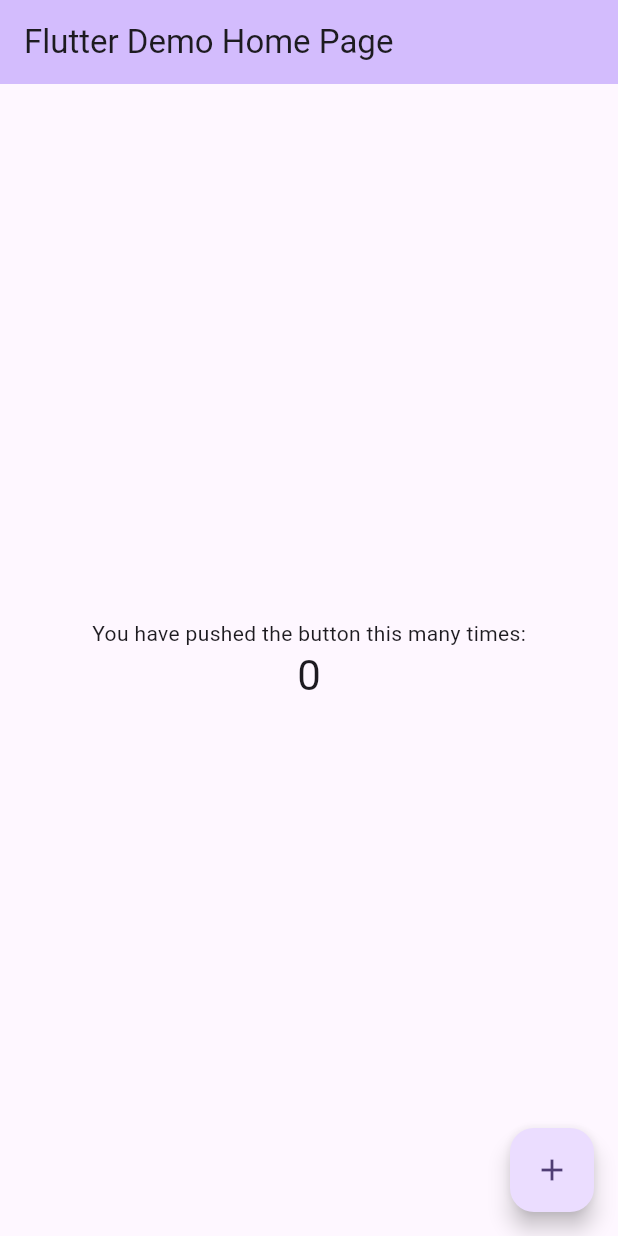
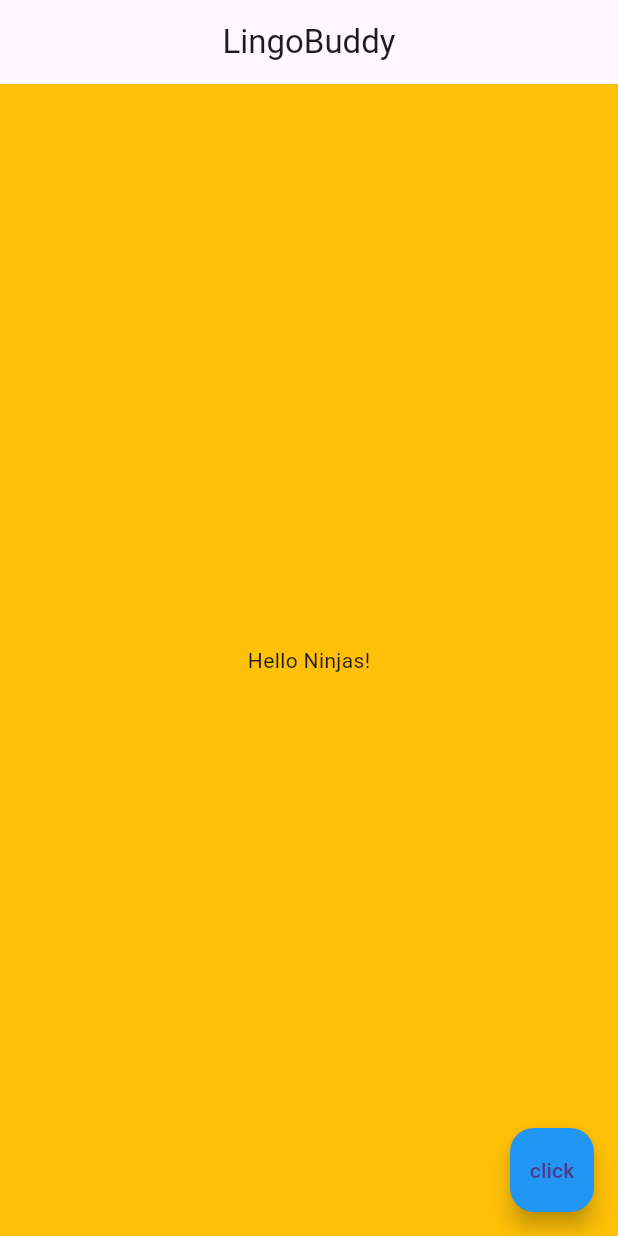
Before and after one commit to Emmanuel-Begati/Lingo-Buddy, a Flutter app: the screen it shows after launch, on a phone screen of 412 x 824 dp. Run offline on Flutter 3.47's test engine with Material 3 defaults, Android fonts, the phone set to English and light mode, and no system bars.

Commit message:
removed the default stuff in the main.dart file

```diff
--- a/lib/main.dart
+++ b/lib/main.dart
@@ -1,125 +1,19 @@
 import 'package:flutter/material.dart';
 
-void main() {
-  runApp(const MyApp());
-}
-
-class MyApp extends StatelessWidget {
-  const MyApp({super.key});
-
-  // This widget is the root of your application.
-  @override
-  Widget build(BuildContext context) {
-    return MaterialApp(
-      title: 'Flutter Demo',
-      theme: ThemeData(
-        // This is the theme of your application.
-        //
-        // TRY THIS: Try running your application with "flutter run". You'll see
-        // the application has a purple toolbar. Then, without quitting the app,
-        // try changing the seedColor in the colorScheme below to Colors.green
-        // and then invoke "hot reload" (save your changes or press the "hot
-        // reload" button in a Flutter-supported IDE, or press "r" if you used
-        // the command line to start the app).
-        //
-        // Notice that the counter didn't reset back to zero; the application
-        // state is not lost during the reload. To reset the state, use hot
-        // restart instead.
-        //
-        // This works for code too, not just values: Most code changes can be
-        // tested with just a hot reload.
-        colorScheme: ColorScheme.fromSeed(seedColor: Colors.deepPurple),
-        useMaterial3: true,
-      ),
-      home: const MyHomePage(title: 'Flutter Demo Home Page'),
-    );
-  }
-}
-
-class MyHomePage extends StatefulWidget {
-  const MyHomePage({super.key, required this.title});
-
-  // This widget is the home page of your application. It is stateful, meaning
-  // that it has a State object (defined below) that contains fields that affect
-  // how it looks.
-
-  // This class is the configuration for the state. It holds the values (in this
-  // case the title) provided by the parent (in this case the App widget) and
-  // used by the build method of the State. Fields in a Widget subclass are
-  // always marked "final".
-
-  final String title;
-
-  @override
-  State<MyHomePage> createState() => _MyHomePageState();
-}
-
-class _MyHomePageState extends State<MyHomePage> {
-  int _counter = 0;
-
-  void _incrementCounter() {
-    setState(() {
-      // This call to setState tells the Flutter framework that something has
-      // changed in this State, which causes it to rerun the build method below
-      // so that the display can reflect the updated values. If we changed
-      // _counter without calling setState(), then the build method would not be
-      // called again, and so nothing would appear to happen.
-      _counter++;
-    });
-  }
-
-  @override
-  Widget build(BuildContext context) {
-    // This method is rerun every time setState is called, for instance as done
-    // by the _incrementCounter method above.
-    //
-    // The Flutter framework has been optimized to make rerunning build methods
-    // fast, so that you can just rebuild anything that needs updating rather
-    // than having to individually change instances of widgets.
-    return Scaffold(
-      appBar: AppBar(
-        // TRY THIS: Try changing the color here to a specific color (to
-        // Colors.amber, perhaps?) and trigger a hot reload to see the AppBar
-        // change color while the other colors stay the same.
-        backgroundColor: Theme.of(context).colorScheme.inversePrimary,
-        // Here we take the value from the MyHomePage object that was created by
-        // the App.build method, and use it to set our appbar title.
-        title: Text(widget.title),
-      ),
-      body: Center(
-        // Center is a layout widget. It takes a single child and positions it
-        // in the middle of the parent.
-        child: Column(
-          // Column is also a layout widget. It takes a list of children and
-          // arranges them vertically. By default, it sizes itself to fit its
-          // children horizontally, and tries to be as tall as its parent.
-          //
-          // Column has various properties to control how it sizes itself and
-          // how it positions its children. Here we use mainAxisAlignment to
-          // center the children vertically; the main axis here is the vertical
-          // axis because Columns are vertical (the cross axis would be
-          // horizontal).
-          //
-          // TRY THIS: Invoke "debug painting" (choose the "Toggle Debug Paint"
-          // action in the IDE, or press "p" in the console), to see the
-          // wireframe for each widget.
-          mainAxisAlignment: MainAxisAlignment.center,
-          children: <Widget>[
-            const Text(
-              'You have pushed the button this many times:',
-            ),
-            Text(
-              '$_counter',
-              style: Theme.of(context).textTheme.headlineMedium,
-            ),
-          ],
-        ),
-      ),
-      floatingActionButton: FloatingActionButton(
-        onPressed: _incrementCounter,
-        tooltip: 'Increment',
-        child: const Icon(Icons.add),
-      ), // This trailing comma makes auto-formatting nicer for build methods.
-    );
-  }
-}
+void main() => runApp(MaterialApp(
+  home: Scaffold(
+    appBar: AppBar(
+      title: const Text('LingoBuddy'),
+      centerTitle: true,
+    ),
+    body: const Center(
+      child: Text('Hello Ninjas!'),
+    ),
+    floatingActionButton: FloatingActionButton(
+      child: Text('click'),
+      onPressed: (){},
+      backgroundColor: Colors.blue,
+    ),
+    backgroundColor: Colors.amber,
+  ),
+));
```
